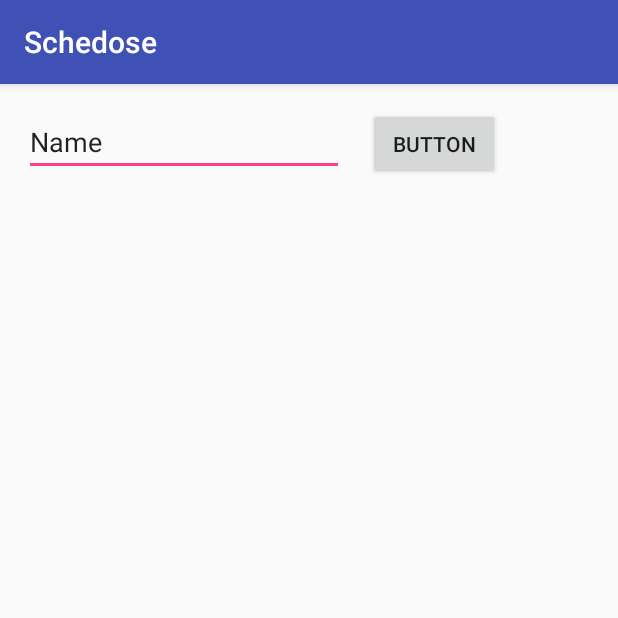
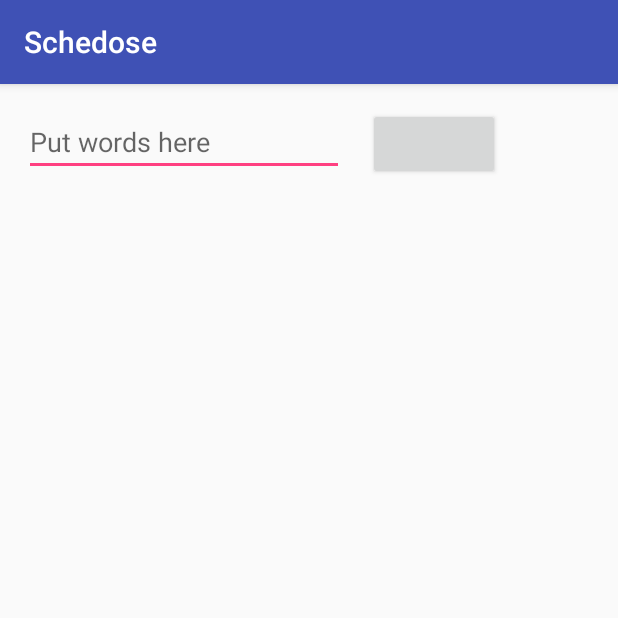
Before and after one commit to Schedose/Schedose, an Android app: the screen it shows after launch (MainActivity), on a phone screen of 412 x 824 dp, the top half of it. Run offline under Robolectric (Android 15) with nearby library versions, the phone set to English and light mode, and no system bars.

Commit message:
Does @string things

```diff
--- a/app/src/main/res/layout/activity_main.xml
+++ b/app/src/main/res/layout/activity_main.xml
@@ -11,9 +11,11 @@
         android:layout_width="wrap_content"
         android:layout_height="wrap_content"
         android:layout_marginStart="16dp"
-        android:text="Button"
+        android:text="@string/button"
+        android:visibility="visible"
         app:layout_constraintBaseline_toBaselineOf="@+id/editText"
-        app:layout_constraintStart_toEndOf="@+id/editText" />
+        app:layout_constraintStart_toEndOf="@+id/editText"
+        tools:text="Button" />
 
     <EditText
         android:id="@+id/editText"
@@ -22,8 +24,10 @@
         android:layout_marginStart="16dp"
         android:layout_marginTop="16dp"
         android:ems="10"
-        android:inputType="textPersonName"
-        android:text="Name"
+        android:hint="Put words here"
+        android:inputType="text|textPersonName"
+        android:text="@string/textbox"
         app:layout_constraintStart_toStartOf="parent"
-        app:layout_constraintTop_toTopOf="parent" />
+        app:layout_constraintTop_toTopOf="parent"
+        tools:text="TEXT" />
 </android.support.constraint.ConstraintLayout>
--- a/app/src/main/res/values/strings.xml
+++ b/app/src/main/res/values/strings.xml
@@ -1,3 +1,5 @@
 <resources>
     <string name="app_name">Schedose</string>
+    <string name="button" />
+    <string name="textbox" />
 </resources>
```
